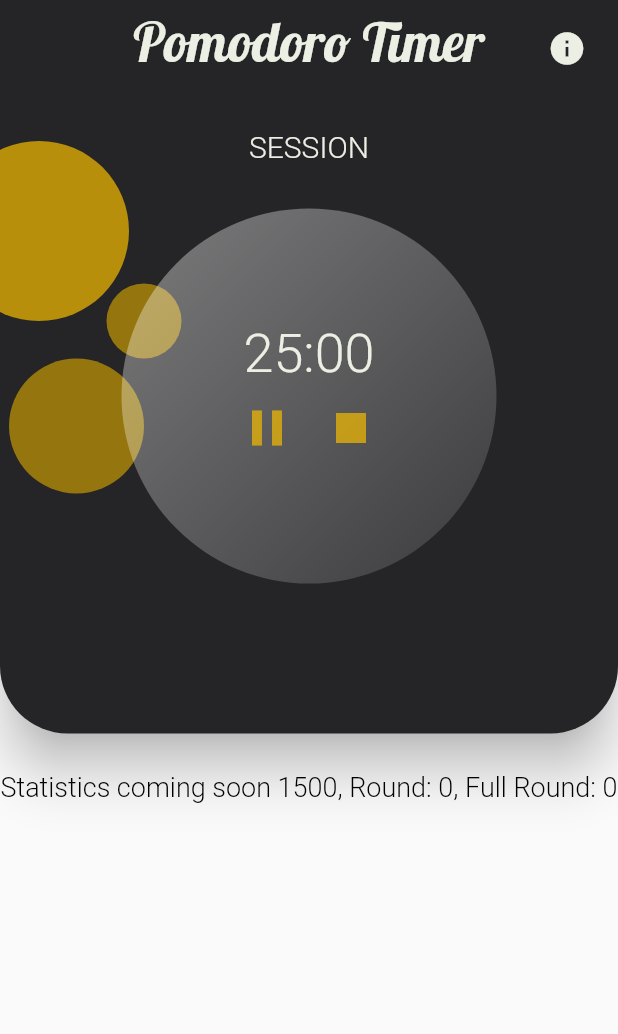
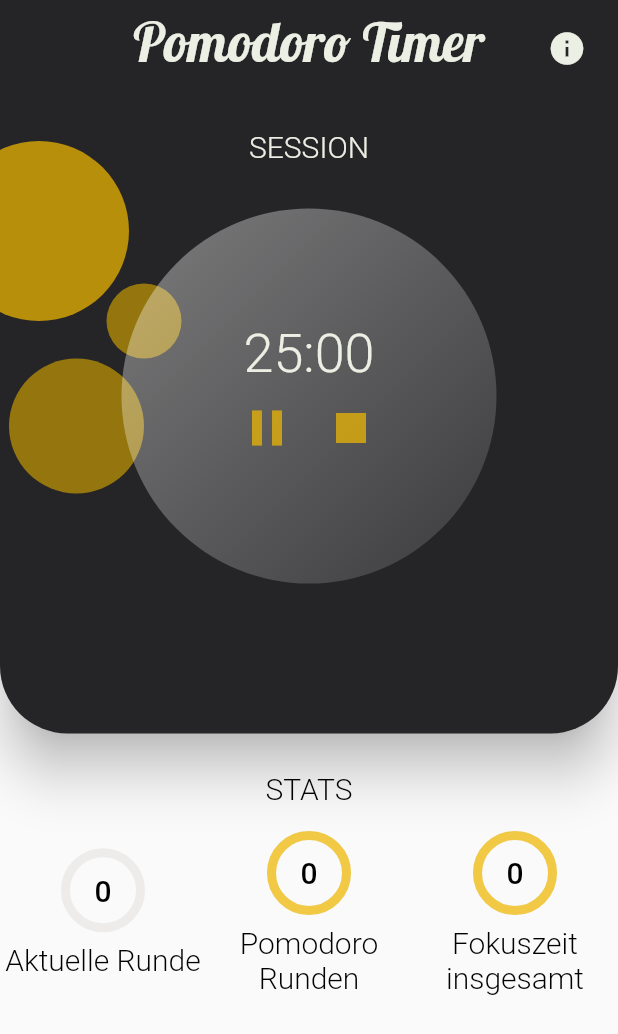
Before and after one commit to franci3/pomodoro-app, a Flutter app: the screen it shows after launch, after a tap on the "play arrow" icon, on a phone screen of 412 x 824 dp. Shown: the top 1034 px of the screen. Run offline on Flutter 3.47's test engine with Material 2 defaults, Android fonts, the phone set to English and light mode, and no system bars; our stand-ins replace audioplayers, get, get_storage; statements that could not run were skipped.

Commit message:
adds stats and looks better

```diff
--- a/lib/main.dart
+++ b/lib/main.dart
@@ -1,10 +1,14 @@
 import 'package:flutter/material.dart';
 import 'package:get/get.dart';
+import 'package:get_storage/get_storage.dart';
 import 'package:pomodoro_app/assets/custom_theme.dart';
 import 'package:pomodoro_app/screens/home.dart';
+import 'package:pomodoro_app/states/statistics_controller.dart';
 
-void main() {
+void main() async {
   Paint.enableDithering = true;
+  await GetStorage.init();
+  Get.put(StatisticsController());
   runApp(GetMaterialApp(
       title: 'Pomodoro App',
       debugShowCheckedModeBanner: false,
--- a/lib/screens/legal_screen.dart
+++ b/lib/screens/legal_screen.dart
@@ -2,9 +2,12 @@ import 'package:flutter/material.dart';
 import 'package:get/get.dart';
 import 'package:pomodoro_app/assets/custom_theme.dart';
 import 'package:pomodoro_app/assets/values/values.dart';
+import 'package:pomodoro_app/states/statistics_controller.dart';
 import 'package:pomodoro_app/widgets/license_screen.dart';
 
 class LegalScreen extends StatelessWidget {
+  final StatisticsController statisticsController = Get.find();
+
   @override
   Widget build(BuildContext context) {
     return Scaffold(
@@ -30,14 +33,13 @@ class LegalScreen extends StatelessWidget {
       body: ListView(
         children: [
           Padding(
-            padding: const EdgeInsets.symmetric(horizontal: 50.0)
-                .add(EdgeInsets.only(top: 100)),
+            padding: const EdgeInsets.symmetric(horizontal: 50.0),
             child: MaterialButton(
-              onPressed: () {},
+              onPressed: () => statisticsController.resetTotalFocusTime(),
               color: PomodoroValues.redColor,
               elevation: 15,
               child: Text(
-                'Statistiken zurücksetzen',
+                'Fokuszeit zurücksetzen',
                 style: PomodoroValues.customTextTheme.subtitle2,
               ),
             ),
--- a/lib/screens/statistics_screen.dart
+++ b/lib/screens/statistics_screen.dart
@@ -1,21 +1,50 @@
 import 'package:flutter/material.dart';
 import 'package:get/get.dart';
 import 'package:pomodoro_app/states/home_controller.dart';
+import 'package:pomodoro_app/states/statistics_controller.dart';
+import 'package:pomodoro_app/widgets/stats_circle.dart';
 
 class StatisticsScreen extends StatelessWidget {
   final HomeController homeController = Get.find();
+  final StatisticsController statisticsController = Get.find();
 
   @override
   Widget build(BuildContext context) {
     return Padding(
       padding: const EdgeInsets.only(top: 25.0),
-      child: Center(
-        child: Container(
-          child: Obx(() => Text(
-                'Statistics coming soon ${homeController.totalSeconds}, Round: ${homeController.roundCount}, Full Round: ${homeController.fullRoundCount}',
-                style: TextStyle(color: Colors.black),
-              )),
-        ),
+      child: Column(
+        children: [
+          Text(
+            'STATS',
+            style: TextStyle(
+                fontSize: 20, color: Colors.black, fontWeight: FontWeight.w200),
+          ),
+          Padding(
+            padding: EdgeInsets.symmetric(vertical: 10),
+          ),
+          Obx(
+            () => Row(
+              mainAxisAlignment: MainAxisAlignment.spaceEvenly,
+              children: [
+                StatsCircle(
+                  innerCircleText: homeController.roundCount.toString(),
+                  circleValue: homeController.roundCount / 4,
+                  circleDescription: 'Aktuelle Runde',
+                ),
+                StatsCircle(
+                  innerCircleText: homeController.fullRoundCount.toString(),
+                  circleValue: 1,
+                  circleDescription: 'Pomodoro Runden',
+                ),
+                StatsCircle(
+                  innerCircleText: statisticsController.totalFocusMinutes.toString(),
+                  circleValue: 1,
+                  circleDescription: 'Fokuszeit insgesamt',
+                )
+              ],
+            ),
+          ),
+        ],
       ),
     );
   }
--- a/lib/states/home_controller.dart
+++ b/lib/states/home_controller.dart
@@ -2,9 +2,11 @@ import 'dart:async';
 
 import 'package:flutter/cupertino.dart';
 import 'package:get/get.dart';
+import 'package:get_storage/get_storage.dart';
 import 'package:pomodoro_app/assets/custom_theme.dart';
 import 'package:pomodoro_app/assets/values/values.dart';
 import 'package:audioplayers/audio_cache.dart';
+import 'package:pomodoro_app/states/statistics_controller.dart';
 
 class HomeController extends GetxController {
 
@@ -19,11 +21,13 @@ class HomeController extends GetxController {
   var focusPauseRound = false.obs;
 
   AudioCache audioPlayer = AudioCache(prefix: 'lib/assets/sounds/');
+  final StatisticsController _statisticsController = Get.find();
 
   _decrementSeconds() => seconds--;
   _decrementMinutes() => minutes--;
   _decrementTotalSeconds() => totalSeconds--;
   _incrementRound() => roundCount++;
+  _writeToStorageController() => _statisticsController.writeTotalFocusMinutes(25);
   _incrementFullRoundCount() => fullRoundCount++;
 
   startTimer() {
@@ -31,7 +35,7 @@ class HomeController extends GetxController {
     Timer.periodic(Duration(seconds: 1), (timer) {
       if (timerIsActive.isTrue && timerIsPaused.isfalse) {
         _handleTimerCountdown();
-      } else if(timerIsActive.isfalse){
+      } else if (timerIsActive.isfalse) {
         timer.cancel();
         _resetTimer();
       }
@@ -53,10 +57,11 @@ class HomeController extends GetxController {
     } else if (seconds.value == 0 && minutes.value == 0) {
       _playSound();
       focusPauseRound.toggle();
-      if(focusPauseRound.isTrue){
+      if (focusPauseRound.isTrue) {
         _incrementRound();
+        _writeToStorageController();
         animationSeconds.value = PomodoroTimerValues.totalPauseSeconds;
-        if(roundCount.value == 4){
+        if (roundCount.value == 4) {
           roundCount.value = 0;
           _incrementFullRoundCount();
           minutes.value = PomodoroTimerValues.longPauseMinutes;
@@ -77,8 +82,8 @@ class HomeController extends GetxController {
     totalSeconds.value = PomodoroTimerValues.totalFocusSeconds;
     roundCount.value = 0;
     animationSeconds.value = PomodoroTimerValues.totalFocusSeconds;
-    if(focusPauseRound.isTrue) focusPauseRound.toggle();
-    if(timerIsPaused.isTrue) timerIsPaused.toggle();
+    if (focusPauseRound.isTrue) focusPauseRound.toggle();
+    if (timerIsPaused.isTrue) timerIsPaused.toggle();
   }
 
   _playSound() async {
--- /dev/null
+++ b/lib/states/statistics_controller.dart
@@ -0,0 +1,41 @@
+import 'package:flutter/material.dart';
+import 'package:get/get.dart';
+import 'package:get_storage/get_storage.dart';
+import 'package:pomodoro_app/assets/custom_theme.dart';
+import 'package:pomodoro_app/assets/values/values.dart';
+
+class StatisticsController extends GetxController {
+  final _statisticsBox = GetStorage();
+  var totalFocusMinutes = 0.obs;
+
+  @override
+  void onInit() {
+    _statisticsBox.writeIfNull('totalFocusMinutes', totalFocusMinutes);
+    _getTotalFocusMinutes();
+    super.onInit();
+  }
+
+  _getTotalFocusMinutes() {
+    var tempMinutes = _statisticsBox.read('totalFocusMinutes');
+    if (tempMinutes != null) {
+      totalFocusMinutes.value = tempMinutes;
+    }
+  }
+
+  writeTotalFocusMinutes(int minutes) {
+    var tempMinutes = _statisticsBox.read('totalFocusMinutes');
+    var newMinutes = tempMinutes + minutes;
+    _statisticsBox.write('totalFocusMinutes', newMinutes);
+    totalFocusMinutes.value = newMinutes;
+  }
+
+  resetTotalFocusTime() {
+    writeTotalFocusMinutes(0);
+    Get.snackbar('', 'Fokuszeit zurückgesetzt',
+        snackPosition: SnackPosition.BOTTOM,
+        titleText: Text(PomodoroTimerValues.appTitle,
+            style: PomodoroValues.customTextTheme.headline1),
+    duration: Duration(seconds: 3),
+    snackStyle: SnackStyle.FLOATING);
+  }
+}
--- /dev/null
+++ b/lib/widgets/stats_circle.dart
@@ -0,0 +1,49 @@
+import 'package:flutter/material.dart';
+import 'package:pomodoro_app/assets/custom_theme.dart';
+
+class StatsCircle extends StatelessWidget {
+  final double circleValue;
+  final String innerCircleText;
+  final String circleDescription;
+
+  StatsCircle({@required this.innerCircleText,@required this.circleValue,@required this.circleDescription});
+
+  @override
+  Widget build(BuildContext context) {
+    return Expanded(
+      child: Column(
+        children: [
+          Stack(
+            alignment: Alignment.center,
+            children: [
+              Container(
+                height: 50,
+                width: 50,
+                child: CircularProgressIndicator(
+                  strokeWidth: 6,
+                  value: circleValue,
+                  backgroundColor: PomodoroValues.mainLight.withOpacity(.1),
+                  valueColor: AlwaysStoppedAnimation<Color>(
+                      PomodoroValues.yellowColorOne),
+                ),
+              ),
+              Text(
+                '$innerCircleText',
+                style: TextStyle(
+                    fontSize: 20,
+                    color: Colors.black,
+                    fontWeight: FontWeight.w500),
+              )
+            ],
+          ),
+          Padding(padding: EdgeInsets.symmetric(vertical: 5)),
+          Text(circleDescription, style: TextStyle(
+            fontSize: 20,
+              color: Colors.black,
+              fontWeight: FontWeight.w200),
+          textAlign: TextAlign.center,)
+        ],
+      ),
+    );
+  }
+}
--- a/pubspec.yaml
+++ b/pubspec.yaml
@@ -25,6 +25,7 @@ dependencies:
     sdk: flutter
   get: ^3.24.0
   audioplayers: ^0.17.3
+  get_storage: ^1.4.0
 
 
   # The following adds the Cupertino Icons font to your application.
```
Also changed, not shown: pubspec.lock.
